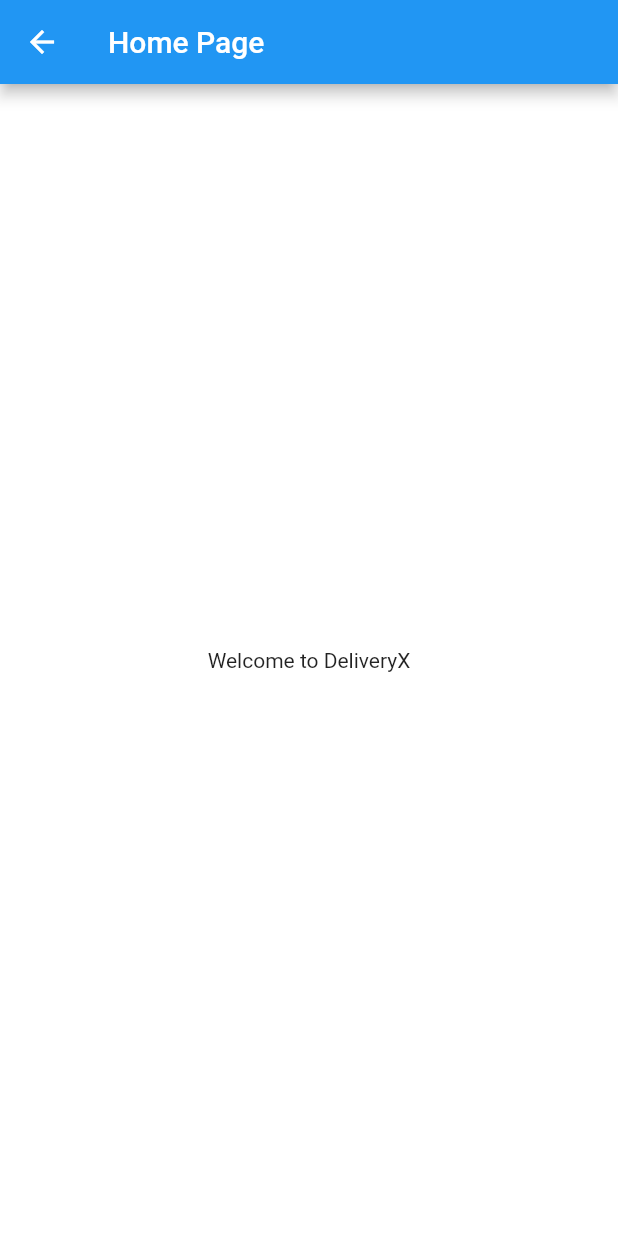
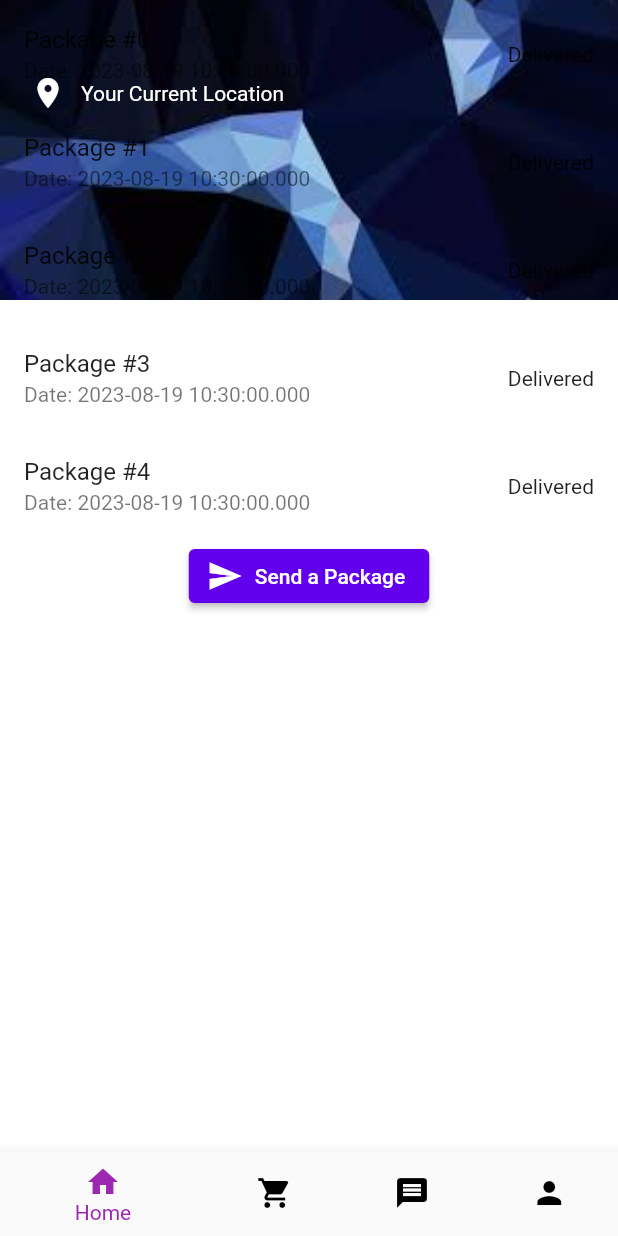
Before and after one commit to dipanshughime/deliveryX, a Flutter app: the HomeScreen screen opened directly, on a phone screen of 412 x 824 dp. Run offline on Flutter 3.47's test engine with Material 2 defaults, Android fonts, the light colour scheme and no system bars; our stand-ins replace animate_do, firebase_auth, firebase_core, firebase_database, fluttertoast; accounts and stored records are empty.

Commit message:
homeScreen added

```diff
--- a/lib/Users/Users_screen/home_screens.dart
+++ b/lib/Users/Users_screen/home_screens.dart
@@ -1,16 +1,79 @@
-import "package:flutter/material.dart";
+import 'package:flutter/material.dart';
 
 class HomeScreen extends StatelessWidget {
-  const HomeScreen({super.key});
-
   @override
   Widget build(BuildContext context) {
     return Scaffold(
-      appBar: AppBar(
-        backgroundColor: Colors.blue,
-        title: Text('Home Page'),
+      body: Stack(
+        children: [
+          Container(
+            height: 200,
+            child: Image.asset(
+              'assets/images/topBgg.jpeg', // Replace with your image asset
+              fit: BoxFit.cover,
+              width: double.infinity,
+              height: double.infinity,
+            ),
+          ),
+          Positioned(
+            top: 50,
+            left: 20,
+            child: Row(
+              children: [
+                Icon(Icons.location_on, color: Colors.white),
+                SizedBox(width: 10),
+                Text(
+                  'Your Current Location',
+                  style: TextStyle(color: Colors.white),
+                ),
+              ],
+            ),
+          ),
+          Column(
+            children: [
+              Expanded(
+                child: ListView.builder(
+                  itemCount: 5, // Replace with the actual number of packages
+                  itemBuilder: (context, index) {
+                    return ListTile(
+                      title: Text('Package #$index'),
+                      subtitle: Text('Date: ${DateTime.now()}'),
+                      trailing:
+                          Text('Delivered'), // Replace with the delivery status
+                    );
+                  },
+                ),
+              ),
+            ],
+          ),
+          Container(
+            padding: EdgeInsets.all(20),
+            alignment: Alignment.center,
+            child: ElevatedButton.icon(
+              onPressed: () {
+                // Handle sending a package
+              },
+              icon: Icon(Icons.send),
+              label: Text('Send a Package'),
+            ),
+          ),
+        ],
       ),
-      body: Center(child: Text('Welcome to DeliveryX')),
+      floatingActionButtonLocation: FloatingActionButtonLocation.centerDocked,
+      bottomNavigationBar: BottomNavigationBar(
+        backgroundColor: Colors.purple, // Set the background color to purple
+        unselectedItemColor:
+            Colors.black, // Set the unselected icon color to black
+        selectedItemColor:
+            Colors.purple, // Set the selected icon color to purple
+        items: [
+          BottomNavigationBarItem(icon: Icon(Icons.home), label: 'Home'),
+          BottomNavigationBarItem(
+              icon: Icon(Icons.shopping_cart), label: 'My Orders'),
+          BottomNavigationBarItem(icon: Icon(Icons.message), label: 'Message'),
+          BottomNavigationBarItem(icon: Icon(Icons.person), label: 'Profile'),
+        ],
+      ),
     );
   }
 }
--- a/lib/themeProvider/theme_Provider.dart
+++ b/lib/themeProvider/theme_Provider.dart
@@ -2,8 +2,8 @@
 
 class MyThemes {
   static final darkTheme = ThemeData(
-      scaffoldBackgroundColor: Colors.grey.shade900,
-      colorScheme: ColorScheme.dark());
+      scaffoldBackgroundColor: Color.fromARGB(255, 249, 249, 249),
+      colorScheme: ColorScheme.light());
 
   static final lightTheme = ThemeData(
       scaffoldBackgroundColor: Colors.white, colorScheme: ColorScheme.light());
```
Also changed, not shown: assets/images/topBgg.jpeg (added), pubspec.lock.
